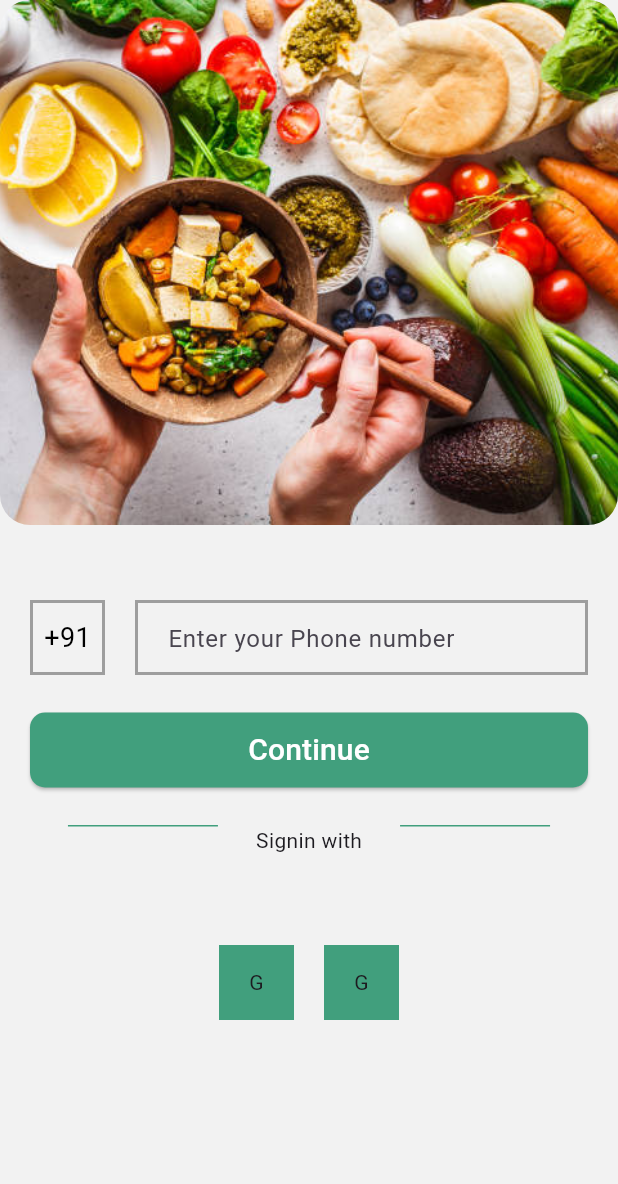
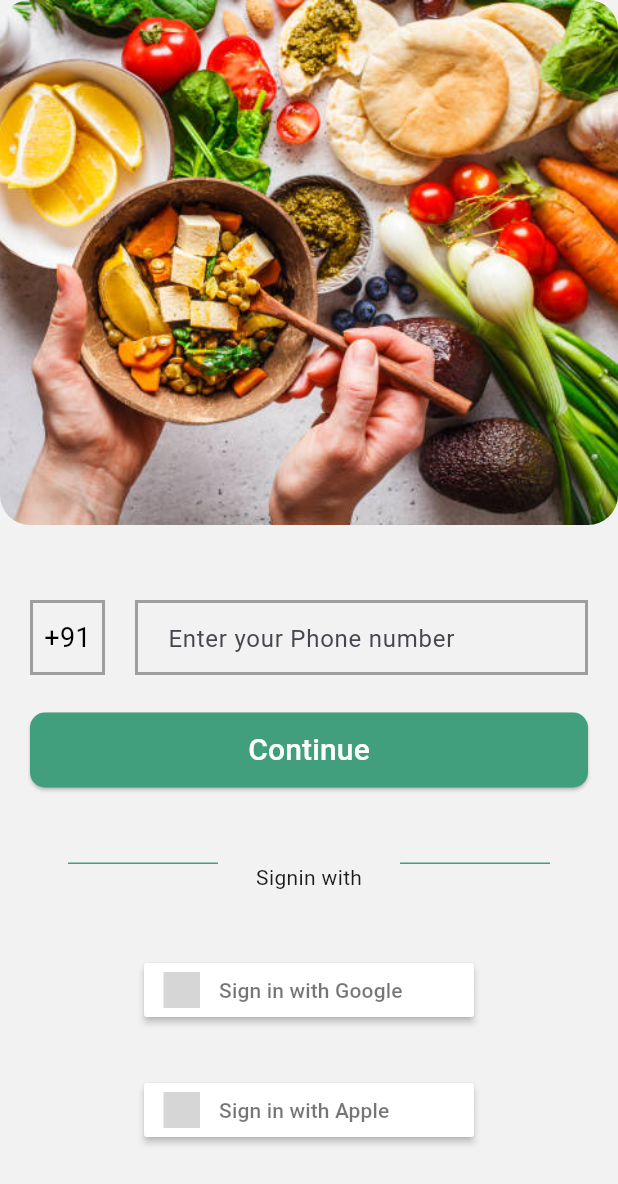
Before and after one commit to nashvak/food_delivery_app, a Flutter app: the screen it shows after launch, on a phone screen of 412 x 824 dp. Shown: the top 1184 px of the screen. Run offline on Flutter 3.47's test engine with Material 3 defaults, Android fonts, the phone set to English and light mode, and no system bars; our stand-ins replace flutter_signin_button; grey boxes are pictures that could not be loaded.

Commit message:
signup screen almost completed

```diff
--- a/lib/signup_screen/signup_screen.dart
+++ b/lib/signup_screen/signup_screen.dart
@@ -41,9 +41,9 @@ class ScreenSignup extends StatelessWidget {
                     MainButton(
                       title: 'Continue',
                     ),
-                    Kheight(value: 25),
+                    Kheight(value: 50),
                     OrSigninWithWidget(),
-                    Kheight(value: 30),
+                    Kheight(value: 10),
                     GoogleAppleSignin()
                   ],
                 ),
--- a/lib/signup_screen/widgets/google_apple_signin.dart
+++ b/lib/signup_screen/widgets/google_apple_signin.dart
@@ -1,6 +1,7 @@
 import 'package:flutter/material.dart';
 import 'package:food_delivery_app/constantss/colors.dart';
 import 'package:food_delivery_app/constantss/sizedbox.dart';
+import 'package:flutter_signin_button/flutter_signin_button.dart';
 
 class GoogleAppleSignin extends StatelessWidget {
   const GoogleAppleSignin({
@@ -9,22 +10,30 @@ class GoogleAppleSignin extends StatelessWidget {
 
   @override
   Widget build(BuildContext context) {
-    return Row(
-      mainAxisAlignment: MainAxisAlignment.center,
+    return Column(
+      // mainAxisAlignment: MainAxisAlignment.center,
       // crossAxisAlignment: CrossAxisAlignment.center,
       children: [
-        Container(
+        SizedBox(
           height: 50,
-          width: 50,
-          color: appColor,
-          child: const Center(child: Text('G')),
+          // width: 100,
+          // color: appColor,
+          child: Center(
+              child: SignInButton(
+            Buttons.Google,
+            onPressed: () {},
+          )),
         ),
-        Kwidth(value: 20),
-        Container(
+        const Kheight(value: 30),
+        SizedBox(
           height: 50,
-          width: 50,
-          color: appColor,
-          child: const Center(child: Text('G')),
+          // width: 50,
+          // color: appColor,
+          child: Center(
+              child: SignInButton(
+            Buttons.Apple,
+            onPressed: () {},
+          )),
         )
       ],
     );
--- a/pubspec.yaml
+++ b/pubspec.yaml
@@ -35,6 +35,7 @@ dependencies:
   # The following adds the Cupertino Icons font to your application.
   # Use with the CupertinoIcons class for iOS style icons.
   cupertino_icons: ^1.0.2
+  flutter_signin_button: ^2.0.0
 
 dev_dependencies:
   flutter_test:
```
Also changed, not shown: pubspec.lock.
